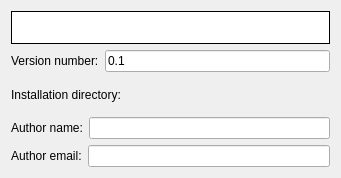
Before: the Qt Designer form src/application/properties.ui in KDE/kapptemplate, drawn with Qt 5.
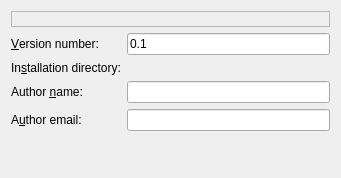
After: the same form once the commit is applied. Custom widgets are drawn as their Qt base class.

Commit message: Use QFormLayout for properties page

```diff
--- a/src/application/properties.ui
+++ b/src/application/properties.ui
@@ -9,552 +9,117 @@
     <height>178</height>
    </rect>
   </property>
-  <layout class="QGridLayout" name="gridLayout" >
-   <item row="0" column="0" >
-    <layout class="QVBoxLayout" name="verticalLayout" >
-     <item>
-      <widget class="QLabel" name="appNameLabel" >
-       <property name="palette" >
-        <palette>
-         <active>
-          <colorrole role="WindowText" >
-           <brush brushstyle="SolidPattern" >
-            <color alpha="255" >
-             <red>0</red>
-             <green>0</green>
-             <blue>0</blue>
-            </color>
-           </brush>
-          </colorrole>
-          <colorrole role="Button" >
-           <brush brushstyle="SolidPattern" >
-            <color alpha="255" >
-             <red>255</red>
-             <green>255</green>
-             <blue>255</blue>
-            </color>
-           </brush>
-          </colorrole>
-          <colorrole role="Light" >
-           <brush brushstyle="SolidPattern" >
-            <color alpha="255" >
-             <red>255</red>
-             <green>255</green>
-             <blue>255</blue>
-            </color>
-           </brush>
-          </colorrole>
-          <colorrole role="Midlight" >
-           <brush brushstyle="SolidPattern" >
-            <color alpha="255" >
-             <red>255</red>
-             <green>255</green>
-             <blue>255</blue>
-            </color>
-           </brush>
-          </colorrole>
-          <colorrole role="Dark" >
-           <brush brushstyle="SolidPattern" >
-            <color alpha="255" >
-             <red>127</red>
-             <green>127</green>
-             <blue>127</blue>
-            </color>
-           </brush>
-          </colorrole>
-          <colorrole role="Mid" >
-           <brush brushstyle="SolidPattern" >
-            <color alpha="255" >
-             <red>170</red>
-             <green>170</green>
-             <blue>170</blue>
-            </color>
-           </brush>
-          </colorrole>
-          <colorrole role="Text" >
-           <brush brushstyle="SolidPattern" >
-            <color alpha="255" >
-             <red>0</red>
-             <green>0</green>
-             <blue>0</blue>
-            </color>
-           </brush>
-          </colorrole>
-          <colorrole role="BrightText" >
-           <brush brushstyle="SolidPattern" >
-            <color alpha="255" >
-             <red>255</red>
-             <green>255</green>
-             <blue>255</blue>
-            </color>
-           </brush>
-          </colorrole>
-          <colorrole role="ButtonText" >
-           <brush brushstyle="SolidPattern" >
-            <color alpha="255" >
-             <red>0</red>
-             <green>0</green>
-             <blue>0</blue>
-            </color>
-           </brush>
-          </colorrole>
-          <colorrole role="Base" >
-           <brush brushstyle="SolidPattern" >
-            <color alpha="255" >
-             <red>255</red>
-             <green>255</green>
-             <blue>255</blue>
-            </color>
-           </brush>
-          </colorrole>
-          <colorrole role="Window" >
-           <brush brushstyle="SolidPattern" >
-            <color alpha="255" >
-             <red>255</red>
-             <green>255</green>
-             <blue>255</blue>
-            </color>
-           </brush>
-          </colorrole>
-          <colorrole role="Shadow" >
-           <brush brushstyle="SolidPattern" >
-            <color alpha="255" >
-             <red>0</red>
-             <green>0</green>
-             <blue>0</blue>
-            </color>
-           </brush>
-          </colorrole>
-          <colorrole role="AlternateBase" >
-           <brush brushstyle="SolidPattern" >
-            <color alpha="255" >
-             <red>255</red>
-             <green>255</green>
-             <blue>255</blue>
-            </color>
-           </brush>
-          </colorrole>
-          <colorrole role="ToolTipBase" >
-           <brush brushstyle="SolidPattern" >
-            <color alpha="255" >
-             <red>255</red>
-             <green>255</green>
-             <blue>220</blue>
-            </color>
-           </brush>
-          </colorrole>
-          <colorrole role="ToolTipText" >
-           <brush brushstyle="SolidPattern" >
-            <color alpha="255" >
-             <red>0</red>
-             <green>0</green>
-             <blue>0</blue>
-            </color>
-           </brush>
-          </colorrole>
-         </active>
-         <inactive>
-          <colorrole role="WindowText" >
-           <brush brushstyle="SolidPattern" >
-            <color alpha="255" >
-             <red>0</red>
-             <green>0</green>
-             <blue>0</blue>
-            </color>
-           </brush>
-          </colorrole>
-          <colorrole role="Button" >
-           <brush brushstyle="SolidPattern" >
-            <color alpha="255" >
-             <red>255</red>
-             <green>255</green>
-             <blue>255</blue>
-            </color>
-           </brush>
-          </colorrole>
-          <colorrole role="Light" >
-           <brush brushstyle="SolidPattern" >
-            <color alpha="255" >
-             <red>255</red>
-             <green>255</green>
-             <blue>255</blue>
-            </color>
-           </brush>
-          </colorrole>
-          <colorrole role="Midlight" >
-           <brush brushstyle="SolidPattern" >
-            <color alpha="255" >
-             <red>255</red>
-             <green>255</green>
-             <blue>255</blue>
-            </color>
-           </brush>
-          </colorrole>
-          <colorrole role="Dark" >
-           <brush brushstyle="SolidPattern" >
-            <color alpha="255" >
-             <red>127</red>
-             <green>127</green>
-             <blue>127</blue>
-            </color>
-           </brush>
-          </colorrole>
-          <colorrole role="Mid" >
-           <brush brushstyle="SolidPattern" >
-            <color alpha="255" >
-             <red>170</red>
-             <green>170</green>
-             <blue>170</blue>
-            </color>
-           </brush>
-          </colorrole>
-          <colorrole role="Text" >
-           <brush brushstyle="SolidPattern" >
-            <color alpha="255" >
-             <red>0</red>
-             <green>0</green>
-             <blue>0</blue>
-            </color>
-           </brush>
-          </colorrole>
-          <colorrole role="BrightText" >
-           <brush brushstyle="SolidPattern" >
-            <color alpha="255" >
-             <red>255</red>
-             <green>255</green>
-             <blue>255</blue>
-            </color>
-           </brush>
-          </colorrole>
-          <colorrole role="ButtonText" >
-           <brush brushstyle="SolidPattern" >
-            <color alpha="255" >
-             <red>0</red>
-             <green>0</green>
-             <blue>0</blue>
-            </color>
-           </brush>
-          </colorrole>
-          <colorrole role="Base" >
-           <brush brushstyle="SolidPattern" >
-            <color alpha="255" >
-             <red>255</red>
-             <green>255</green>
-             <blue>255</blue>
-            </color>
-           </brush>
-          </colorrole>
-          <colorrole role="Window" >
-           <brush brushstyle="SolidPattern" >
-            <color alpha="255" >
-             <red>255</red>
-             <green>255</green>
-             <blue>255</blue>
-            </color>
-           </brush>
-          </colorrole>
-          <colorrole role="Shadow" >
-           <brush brushstyle="SolidPattern" >
-            <color alpha="255" >
-             <red>0</red>
-             <green>0</green>
-             <blue>0</blue>
-            </color>
-           </brush>
-          </colorrole>
-          <colorrole role="AlternateBase" >
-           <brush brushstyle="SolidPattern" >
-            <color alpha="255" >
-             <red>255</red>
-             <green>255</green>
-             <blue>255</blue>
-            </color>
-           </brush>
-          </colorrole>
-          <colorrole role="ToolTipBase" >
-           <brush brushstyle="SolidPattern" >
-            <color alpha="255" >
-             <red>255</red>
-             <green>255</green>
-             <blue>220</blue>
-            </color>
-           </brush>
-          </colorrole>
-          <colorrole role="ToolTipText" >
-           <brush brushstyle="SolidPattern" >
-            <color alpha="255" >
-             <red>0</red>
-             <green>0</green>
-             <blue>0</blue>
-            </color>
-           </brush>
-          </colorrole>
-         </inactive>
-         <disabled>
-          <colorrole role="WindowText" >
-           <brush brushstyle="SolidPattern" >
-            <color alpha="255" >
-             <red>127</red>
-             <green>127</green>
-             <blue>127</blue>
-            </color>
-           </brush>
-          </colorrole>
-          <colorrole role="Button" >
-           <brush brushstyle="SolidPattern" >
-            <color alpha="255" >
-             <red>255</red>
-             <green>255</green>
-             <blue>255</blue>
-            </color>
-           </brush>
-          </colorrole>
-          <colorrole role="Light" >
-           <brush brushstyle="SolidPattern" >
-            <color alpha="255" >
-             <red>255</red>
-             <green>255</green>
-             <blue>255</blue>
-            </color>
-           </brush>
-          </colorrole>
-          <colorrole role="Midlight" >
-           <brush brushstyle="SolidPattern" >
-            <color alpha="255" >
-             <red>255</red>
-             <green>255</green>
-             <blue>255</blue>
-            </color>
-           </brush>
-          </colorrole>
-          <colorrole role="Dark" >
-           <brush brushstyle="SolidPattern" >
-            <color alpha="255" >
-             <red>127</red>
-             <green>127</green>
-             <blue>127</blue>
-            </color>
-           </brush>
-          </colorrole>
-          <colorrole role="Mid" >
-           <brush brushstyle="SolidPattern" >
-            <color alpha="255" >
-             <red>170</red>
-             <green>170</green>
-             <blue>170</blue>
-            </color>
-           </brush>
-          </colorrole>
-          <colorrole role="Text" >
-           <brush brushstyle="SolidPattern" >
-            <color alpha="255" >
-             <red>127</red>
-             <green>127</green>
-             <blue>127</blue>
-            </color>
-           </brush>
-          </colorrole>
-          <colorrole role="BrightText" >
-           <brush brushstyle="SolidPattern" >
-            <color alpha="255" >
-             <red>255</red>
-             <green>255</green>
-             <blue>255</blue>
-            </color>
-           </brush>
-          </colorrole>
-          <colorrole role="ButtonText" >
-           <brush brushstyle="SolidPattern" >
-            <color alpha="255" >
-             <red>127</red>
-             <green>127</green>
-             <blue>127</blue>
-            </color>
-           </brush>
-          </colorrole>
-          <colorrole role="Base" >
-           <brush brushstyle="SolidPattern" >
-            <color alpha="255" >
-             <red>255</red>
-             <green>255</green>
-             <blue>255</blue>
-            </color>
-           </brush>
-          </colorrole>
-          <colorrole role="Window" >
-           <brush brushstyle="SolidPattern" >
-            <color alpha="255" >
-             <red>255</red>
-             <green>255</green>
-             <blue>255</blue>
-            </color>
-           </brush>
-          </colorrole>
-          <colorrole role="Shadow" >
-           <brush brushstyle="SolidPattern" >
-            <color alpha="255" >
-             <red>0</red>
-             <green>0</green>
-             <blue>0</blue>
-            </color>
-           </brush>
-          </colorrole>
-          <colorrole role="AlternateBase" >
-           <brush brushstyle="SolidPattern" >
-            <color alpha="255" >
-             <red>255</red>
-             <green>255</green>
-             <blue>255</blue>
-            </color>
-           </brush>
-          </colorrole>
-          <colorrole role="ToolTipBase" >
-           <brush brushstyle="SolidPattern" >
-            <color alpha="255" >
-             <red>255</red>
-             <green>255</green>
-             <blue>220</blue>
-            </color>
-           </brush>
-          </colorrole>
-          <colorrole role="ToolTipText" >
-           <brush brushstyle="SolidPattern" >
-            <color alpha="255" >
-             <red>0</red>
-             <green>0</green>
-             <blue>0</blue>
-            </color>
-           </brush>
-          </colorrole>
-         </disabled>
-        </palette>
-       </property>
-       <property name="autoFillBackground" >
-        <bool>true</bool>
-       </property>
-       <property name="frameShape" >
-        <enum>QFrame::Panel</enum>
-       </property>
-       <property name="text" >
-        <string/>
-       </property>
-      </widget>
-     </item>
-     <item>
-      <layout class="QHBoxLayout" name="horizontalLayout_2" >
-       <item>
-        <widget class="QLabel" name="versionLabel" >
-         <property name="text" >
-          <string>Version number:</string>
-         </property>
-         <property name="buddy" >
-          <cstring>kcfg_appVersion</cstring>
-         </property>
-        </widget>
-       </item>
-       <item>
-        <widget class="KLineEdit" name="kcfg_appVersion" >
-         <property name="toolTip" >
-          <string>Project's version number</string>
-         </property>
-         <property name="whatsThis" >
-          <string>Set your project version number. A first project should start with version 0.1.</string>
-         </property>
-         <property name="inputMask" >
-          <string>0.0; </string>
-         </property>
-         <property name="text" >
-          <string>0.1</string>
-         </property>
-        </widget>
-       </item>
-      </layout>
-     </item>
-     <item>
-      <layout class="QHBoxLayout" name="horizontalLayout_3" >
-       <item>
-        <widget class="QLabel" name="installLabel" >
-         <property name="text" >
-          <string>Installation directory:</string>
-         </property>
-         <property name="buddy" >
-          <cstring>kcfg_url</cstring>
-         </property>
-        </widget>
-       </item>
-       <item>
-        <widget class="KUrlRequester" name="kcfg_url" >
-         <property name="toolTip" >
-          <string>The directory where you will build your project</string>
-         </property>
-         <property name="whatsThis" >
-          <string>Choose the directory where you will build your project. Your home /src is a good default location.</string>
-         </property>
-        </widget>
-       </item>
-      </layout>
-     </item>
-     <item>
-      <layout class="QHBoxLayout" name="horizontalLayout_4" >
-       <item>
-        <widget class="QLabel" name="authorLabel" >
-         <property name="text" >
-          <string>Author name:</string>
-         </property>
-         <property name="buddy" >
-          <cstring>kcfg_name</cstring>
-         </property>
-        </widget>
-       </item>
-       <item>
-        <widget class="KLineEdit" name="kcfg_name" >
-         <property name="toolTip" >
-          <string>Your first name and name</string>
-         </property>
-         <property name="whatsThis" >
-          <string>This will set the copyright to this name</string>
-         </property>
-         <property name="inputMask" >
-          <string/>
-         </property>
-         <property name="text" >
-          <string/>
-         </property>
-        </widget>
-       </item>
-      </layout>
-     </item>
-     <item>
-      <layout class="QHBoxLayout" name="horizontalLayout_5" >
-       <item>
-        <widget class="QLabel" name="emailLabel" >
-         <property name="text" >
-          <string>Author email:</string>
-         </property>
-         <property name="buddy" >
-          <cstring>kcfg_email</cstring>
-         </property>
-        </widget>
-       </item>
-       <item>
-        <widget class="KLineEdit" name="kcfg_email" >
-         <property name="toolTip" >
-          <string>Your email address</string>
-         </property>
-         <property name="whatsThis" >
-          <string>This email address will be next to your name in the copyright credit of the project files.</string>
-         </property>
-         <property name="inputMask" >
-          <string/>
-         </property>
-         <property name="text" >
-          <string/>
-         </property>
-        </widget>
-       </item>
-      </layout>
-     </item>
-    </layout>
+  <layout class="QFormLayout" name="formLayout">
+   <item row="0" column="0" colspan="2">
+    <widget class="QLabel" name="appNameLabel">
+     <property name="frameShape">
+      <enum>QFrame::StyledPanel</enum>
+     </property>
+     <property name="frameShadow">
+      <enum>QFrame::Sunken</enum>
+     </property>
+     <property name="text">
+      <string/>
+     </property>
+    </widget>
+   </item>
+   <item row="1" column="0">
+    <widget class="QLabel" name="versionLabel">
+     <property name="text">
+      <string>&amp;Version number:</string>
+     </property>
+     <property name="buddy">
+      <cstring>kcfg_appVersion</cstring>
+     </property>
+    </widget>
+   </item>
+   <item row="1" column="1">
+    <widget class="KLineEdit" name="kcfg_appVersion">
+     <property name="toolTip">
+      <string>Project's version number</string>
+     </property>
+     <property name="whatsThis">
+      <string>Set your project version number. A first project should start with version 0.1.</string>
+     </property>
+     <property name="inputMask">
+      <string>0.0</string>
+     </property>
+     <property name="text">
+      <string>0.1</string>
+     </property>
+    </widget>
+   </item>
+   <item row="2" column="0">
+    <widget class="QLabel" name="installLabel">
+     <property name="text">
+      <string>In&amp;stallation directory:</string>
+     </property>
+     <property name="buddy">
+      <cstring>kcfg_url</cstring>
+     </property>
+    </widget>
+   </item>
+   <item row="2" column="1">
+    <widget class="KUrlRequester" name="kcfg_url">
+     <property name="toolTip">
+      <string>The directory where you will build your project</string>
+     </property>
+     <property name="whatsThis">
+      <string>Choose the directory where you will build your project. Your home /src is a good default location.</string>
+     </property>
+    </widget>
+   </item>
+   <item row="3" column="0">
+    <widget class="QLabel" name="authorLabel">
+     <property name="text">
+      <string>Author &amp;name:</string>
+     </property>
+     <property name="buddy">
+      <cstring>kcfg_name</cstring>
+     </property>
+    </widget>
+   </item>
+   <item row="3" column="1">
+    <widget class="KLineEdit" name="kcfg_name">
+     <property name="toolTip">
+      <string>Your first name and name</string>
+     </property>
+     <property name="whatsThis">
+      <string>This will set the copyright to this name</string>
+     </property>
+     <property name="inputMask">
+      <string/>
+     </property>
+     <property name="text">
+      <string/>
+     </property>
+    </widget>
+   </item>
+   <item row="4" column="0">
+    <widget class="QLabel" name="emailLabel">
+     <property name="text">
+      <string>A&amp;uthor email:</string>
+     </property>
+     <property name="buddy">
+      <cstring>kcfg_email</cstring>
+     </property>
+    </widget>
+   </item>
+   <item row="4" column="1">
+    <widget class="KLineEdit" name="kcfg_email">
+     <property name="toolTip">
+      <string>Your email address</string>
+     </property>
+     <property name="whatsThis">
+      <string>This email address will be next to your name in the copyright credit of the project files.</string>
+     </property>
+     <property name="inputMask">
+      <string/>
+     </property>
+     <property name="text">
+      <string/>
+     </property>
+    </widget>
    </item>
   </layout>
  </widget>
```
Left out of the diff: 7 changed lines with no effect on the pictures.
